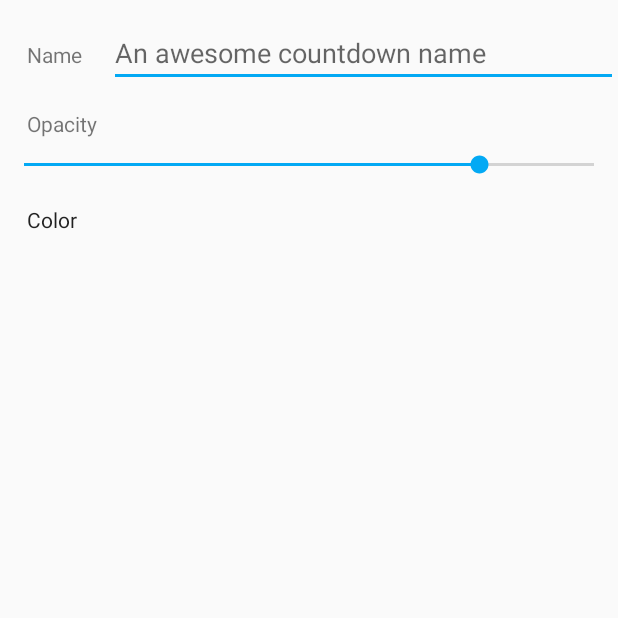
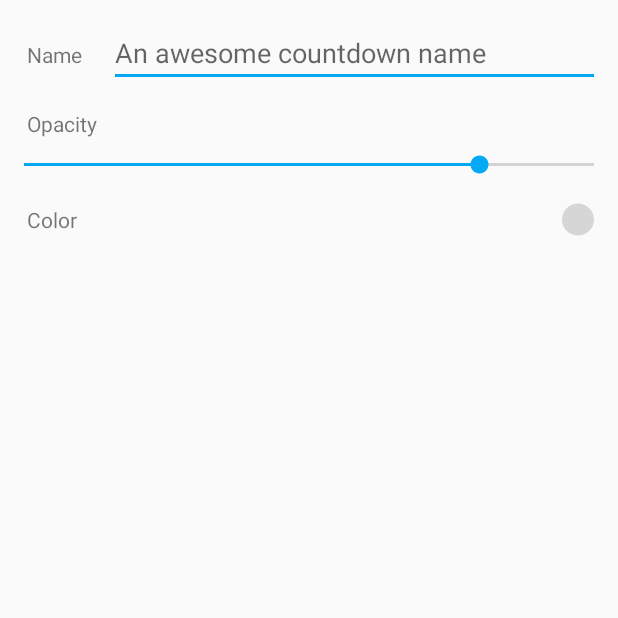
Before and after one commit to Baranyok/countdown-android, an Android app: the fragment CreateCountdownFragment shown on its own in the app's theme, after a tap on "Color", on a phone screen of 412 x 824 dp, the top half of it. Run offline under Robolectric (Android 15) with nearby library versions, the phone set to English and light mode, and no system bars; libraries missing offline, so code that uses them is left out: com.thebluealliance.spectrum; 1 statement that could not run was skipped.

Commit message:
Implement color picker item

```diff
--- a/app/src/main/java/com/kalazi/countdown/ui/countdowns/CountdownsRecyclerViewAdapter.java
+++ b/app/src/main/java/com/kalazi/countdown/ui/countdowns/CountdownsRecyclerViewAdapter.java
@@ -1,6 +1,5 @@
 package com.kalazi.countdown.ui.countdowns;
 
-import android.util.Log;
 import android.view.LayoutInflater;
 import android.view.View;
 import android.view.ViewGroup;
@@ -32,7 +31,6 @@ public class CountdownsRecyclerViewAdapter extends RecyclerView.Adapter<Countdow
         this.currentDataSet = mDataset;
         this.fullDataset = new ArrayList<>(mDataset);
         this.notifyDataSetChanged();
-        Log.v("Dataset changed", mDataset.toString());
     }
 
     // Replace the contents of an item view (invoked by the layout manager)
--- a/app/src/main/java/com/kalazi/countdown/ui/countdowns/CountdownsViewModel.java
+++ b/app/src/main/java/com/kalazi/countdown/ui/countdowns/CountdownsViewModel.java
@@ -1,6 +1,5 @@
 package com.kalazi.countdown.ui.countdowns;
 
-import android.util.Log;
 import androidx.lifecycle.LiveData;
 import androidx.lifecycle.MutableLiveData;
 import androidx.lifecycle.ViewModel;
@@ -20,7 +19,6 @@ public class CountdownsViewModel extends ViewModel {
     public CountdownsViewModel() {
         if (countdowns.getValue() == null) {
             countdowns.setValue(new ArrayList<>());
-            Log.v("This", "shit happened");
         }
 
         updateStatusText();
@@ -37,7 +35,6 @@ public class CountdownsViewModel extends ViewModel {
     }
 
     public LiveData<List<CountdownItem>> getCountdowns() {
-        Log.v("ok1", countdowns.toString());
         return countdowns;
     }
 
@@ -46,10 +43,7 @@ public class CountdownsViewModel extends ViewModel {
         if (arrayList != null) {
             arrayList.add(new CountdownItem(current_id++, s));
             updateStatusText();
-            Log.v("Data model", arrayList.toString());
             countdowns.setValue(arrayList);
-            Log.v("Data model after", countdowns.getValue().toString());
         }
-        Log.v("ok2", countdowns.toString());
     }
 }
--- a/app/src/main/java/com/kalazi/countdown/ui/countdowns/CreateCountdownFragment.java
+++ b/app/src/main/java/com/kalazi/countdown/ui/countdowns/CreateCountdownFragment.java
@@ -5,8 +5,6 @@ import android.os.Bundle;
 import android.view.*;
 import android.view.inputmethod.InputMethodManager;
 import android.widget.EditText;
-import android.widget.Toast;
-import androidx.annotation.ColorInt;
 import androidx.annotation.NonNull;
 import androidx.annotation.Nullable;
 import androidx.fragment.app.Fragment;
@@ -14,7 +12,6 @@ import androidx.lifecycle.ViewModelProvider;
 import androidx.navigation.NavController;
 import androidx.navigation.fragment.NavHostFragment;
 import com.kalazi.countdown.R;
-import com.thebluealliance.spectrum.SpectrumDialog;
 
 public class CreateCountdownFragment extends Fragment {
 
@@ -43,13 +40,6 @@ public class CreateCountdownFragment extends Fragment {
         return inflater.inflate(R.layout.fragment_create_countdown, container, false);
     }
 
-    @Override
-    public void onViewCreated(@NonNull View view, @Nullable Bundle savedInstanceState) {
-        super.onViewCreated(view, savedInstanceState);
-
-        requireView().findViewById(R.id.cc_button_color).setOnClickListener(this::pickColor);
-    }
-
     private String createCountdownObject() {
         EditText text = requireView().findViewById(R.id.cc_form_name);
         return text.getText().toString();
@@ -66,22 +56,4 @@ public class CreateCountdownFragment extends Fragment {
         navController.popBackStack();
         return true;
     }
-
-    private void pickColor(View view) {
-        new SpectrumDialog.Builder(getContext())
-                .setColors(R.array.colors_pick)
-                .setSelectedColorRes(R.color.md_blue_500)
-                .setDismissOnColorSelected(true)
-                .setOutlineWidth(0)
-                .setOnColorSelectedListener(new SpectrumDialog.OnColorSelectedListener() {
-                    @Override
-                    public void onColorSelected(boolean positiveResult, @ColorInt int color) {
-                        if (positiveResult) {
-                            Toast.makeText(getContext(), "Color selected: #" + Integer.toHexString(color).toUpperCase(), Toast.LENGTH_SHORT).show();
-                        } else {
-                            Toast.makeText(getContext(), "Dialog cancelled", Toast.LENGTH_SHORT).show();
-                        }
-                    }
-                }).build().show(getParentFragmentManager(), "dialog_demo_1");
-    }
 }
--- /dev/null
+++ b/app/src/main/java/com/kalazi/countdown/ui/util/ColorPickSelectableItem.java
@@ -0,0 +1,92 @@
+package com.kalazi.countdown.ui.util;
+
+import android.content.Context;
+import android.content.res.TypedArray;
+import android.graphics.Canvas;
+import android.graphics.Paint;
+import android.util.AttributeSet;
+import android.util.Log;
+import android.view.View;
+import androidx.annotation.NonNull;
+import androidx.appcompat.app.AppCompatActivity;
+import androidx.appcompat.widget.AppCompatTextView;
+import androidx.fragment.app.FragmentManager;
+import com.kalazi.countdown.R;
+import com.thebluealliance.spectrum.SpectrumDialog;
+
+public class ColorPickSelectableItem extends AppCompatTextView {
+
+    private static final String TAG = "ColorPickSelectableItem";
+
+    private final Paint paint = new Paint(Paint.ANTI_ALIAS_FLAG);
+    private int color = 0xff000000;
+    private int iconPadding = 0;
+    private int iconSize = 0;
+
+    public ColorPickSelectableItem(Context context, AttributeSet attrs, int defStyle) {
+        super(context, attrs, defStyle);
+        init(attrs);
+    }
+
+    public ColorPickSelectableItem(Context context, AttributeSet attrs) {
+        super(context, attrs);
+        init(attrs);
+    }
+
+    public ColorPickSelectableItem(@NonNull Context context) {
+        super(context);
+        init(null);
+    }
+
+    private void init(AttributeSet attrs) {
+        this.setClickable(true);
+        this.setFocusable(true);
+
+        if (attrs != null) {
+            TypedArray a = getContext().obtainStyledAttributes(attrs, R.styleable.ColorPickSelectableItem);
+            color = a.getColor(R.styleable.ColorPickSelectableItem_defaultPickColor, color);
+            iconPadding = a.getDimensionPixelSize(R.styleable.ColorPickSelectableItem_iconPadding, iconPadding);
+            iconSize = a.getDimensionPixelSize(R.styleable.ColorPickSelectableItem_iconSize, iconSize);
+            a.recycle();
+        }
+        paint.setColor(color);
+
+        this.setOnClickListener(this::pickColor);
+    }
+
+    private void pickColor(View view) {
+        FragmentManager fragmentManager = getFM();
+        if (fragmentManager == null) {
+            Log.d(TAG, "Can't get the fragment manager");
+            return;
+        }
+
+        new SpectrumDialog.Builder(getContext())
+                .setColors(R.array.colors_pick)
+                .setSelectedColor(color)
+                .setDismissOnColorSelected(true)
+                .setOutlineWidth(0)
+                .setOnColorSelectedListener((positiveResult, color) -> {
+                    if (positiveResult) {
+                        this.color = color;
+                        paint.setColor(color);
+                        this.invalidate();
+                    }
+                }).build().show(fragmentManager, "pick_color");
+    }
+
+    private FragmentManager getFM() {
+        if (getContext() instanceof AppCompatActivity) {
+            return ((AppCompatActivity) getContext()).getSupportFragmentManager();
+        } else {
+            return null;
+        }
+    }
+
+    @Override
+    protected void onDraw(Canvas canvas) {
+        super.onDraw(canvas);
+        int size = iconSize / 2 - iconPadding;
+        canvas.drawCircle(getWidth() - size - iconPadding, getHeight() / 2.0f, size, paint);
+    }
+}
--- a/app/src/main/res/layout/fragment_create_countdown.xml
+++ b/app/src/main/res/layout/fragment_create_countdown.xml
@@ -3,6 +3,7 @@
               xmlns:tools="http://schemas.android.com/tools"
               android:layout_width="match_parent"
               android:layout_height="wrap_content"
+              xmlns:app="http://schemas.android.com/apk/res-auto"
               android:orientation="vertical"
               android:paddingTop="4pt"
               tools:context=".ui.countdowns.CreateCountdownFragment">
@@ -24,6 +25,7 @@
                 android:hint="@string/frag_cc_hint_name"
                 android:ems="10"
                 android:id="@+id/cc_form_name"
+                android:layout_marginEnd="12dp"
                 android:importantForAutofill="no"/>
     </LinearLayout>
 
@@ -46,20 +48,19 @@
     </LinearLayout>
 
     <LinearLayout
-            android:orientation="horizontal"
+            android:orientation="vertical"
             android:layout_width="match_parent"
             android:layout_height="wrap_content">
-        <Button
+        <com.kalazi.countdown.ui.util.ColorPickSelectableItem
                 android:text="@string/frag_cc_label_color"
                 android:layout_width="match_parent"
                 android:layout_height="wrap_content"
-                style="?android:attr/buttonBarButtonStyle"
-                android:textAlignment="textStart"
-                android:padding="8pt"
-                android:paddingVertical="12pt"
-                android:textAllCaps="false"
-                android:textAppearance="@android:style/TextAppearance.Material"
-                android:id="@+id/cc_button_color"/>
+                android:id="@+id/cc_button_color"
+                app:defaultPickColor="@color/md_light_blue_500"
+                app:iconPadding="16dp"
+                app:iconSize="24pt"
+                android:background="?attr/selectableItemBackground"
+                android:padding="8pt"/>
     </LinearLayout>
 
 </LinearLayout>
```
Also changed, not shown: app/src/main/res/values/attr.xml (+13 -2 lines).
